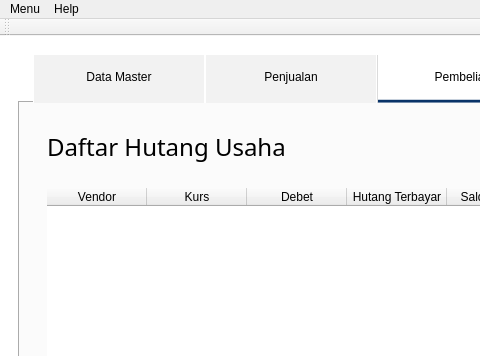
Qt form source/GUI.ui (fnugrahendi/petuk.corp) before a commit; both pictures show x 0 to 480 and y 0 to 356 of the 1264 by 637 pixel window.
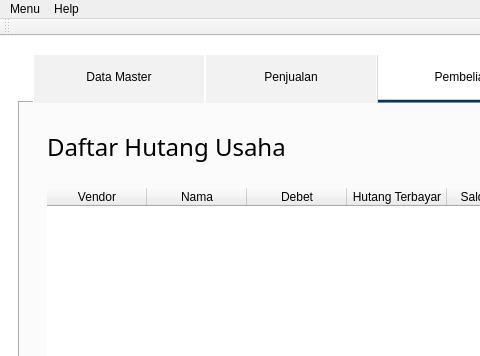
The same form after that commit. The open tabs and pages were chosen to show the change. Icons and pictures are not drawn.

Commit message: pembelian hutang usaha

Diff of the .ui file:
```diff
--- a/source/GUI.ui
+++ b/source/GUI.ui
@@ -8882,7 +8882,7 @@
                     </column>
                     <column>
                      <property name="text">
-                      <string>Kurs</string>
+                      <string>Nama</string>
                      </property>
                     </column>
                     <column>
```
Left out of the diff: 8 changed lines with no effect on the pictures. The commit also changes 2 other files.
